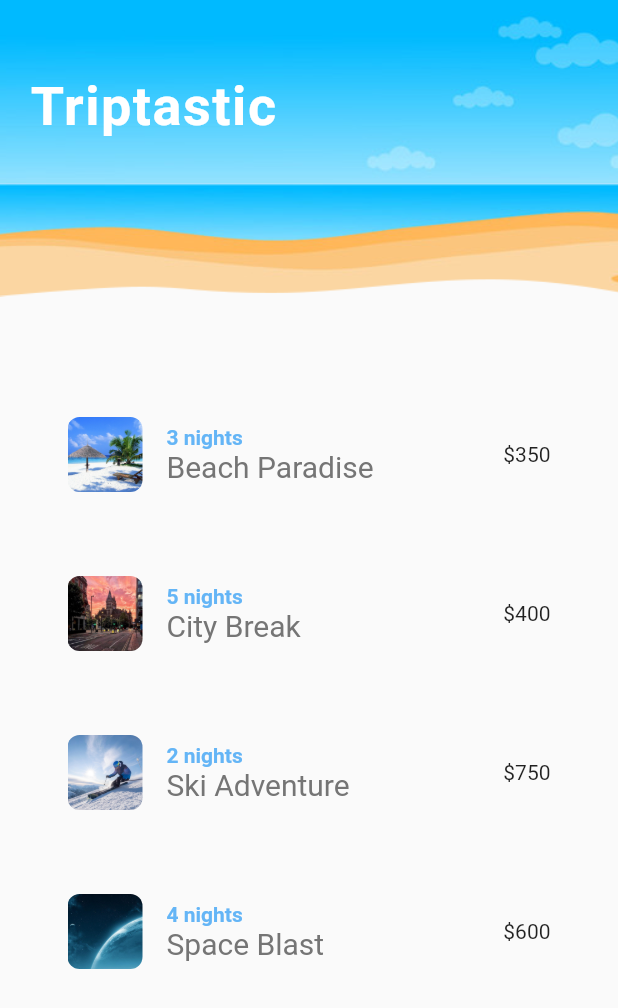
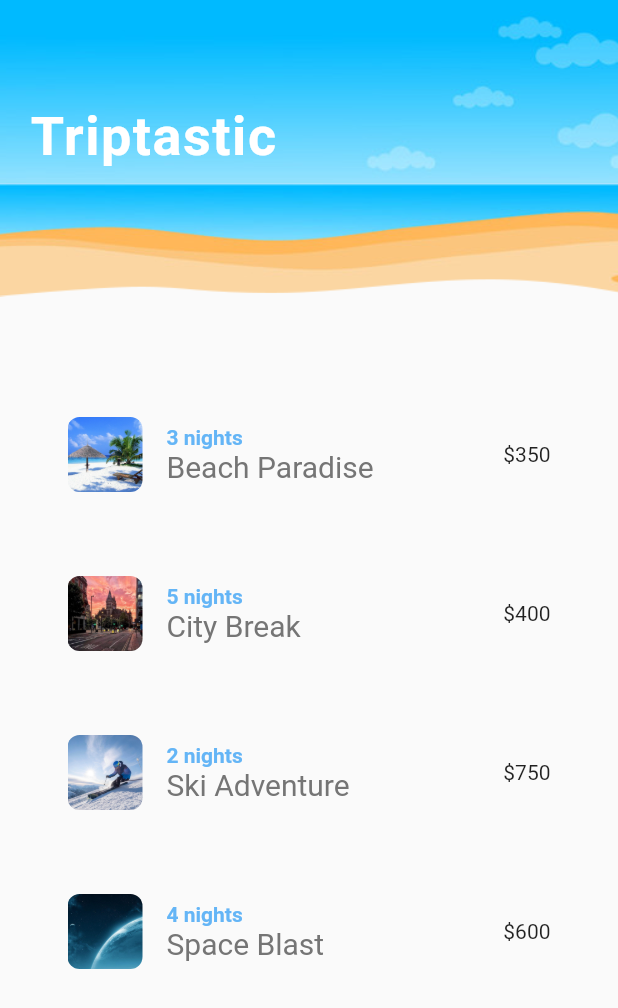
Before and after one commit to kevinjonathan30/triptastic, a Flutter app: the Home screen opened directly, on a phone screen of 412 x 824 dp. Shown: the top 1008 px of the screen. Run offline on Flutter 3.47's test engine with Material 2 defaults, Android fonts, the phone set to English and light mode, and no system bars; missing offline and left inert: lipsum.

Commit message:
trimmed images' file size, added animation on the title, removed sandbox

```diff
--- a/lib/main.dart
+++ b/lib/main.dart
@@ -1,6 +1,5 @@
 import 'package:flutter/material.dart';
 import 'package:triptastic/screens/home.dart';
-import 'package:triptastic/screens/sandbox.dart';
 
 void main() {
   runApp(MyApp());
@@ -13,7 +12,7 @@ class MyApp extends StatelessWidget {
     return MaterialApp(
       debugShowCheckedModeBanner: false,
       title: 'Triptastic',
-      home: Sandbox(),
+      home: Home(),
     );
   }
 }
--- a/lib/shared/screenTitle.dart
+++ b/lib/shared/screenTitle.dart
@@ -7,13 +7,26 @@ class ScreenTitle extends StatelessWidget {
 
   @override
   Widget build(BuildContext context) {
-    return Text(
+    return TweenAnimationBuilder(
+          child: Text(
         text,
         style: TextStyle(
             fontSize: 36,
             color: Colors.white,
             fontWeight: FontWeight.bold,
             letterSpacing: 1.0),
+      ),
+      tween: Tween<double>(begin: 0, end: 1),
+      duration: Duration(seconds: 1),
+      builder: (BuildContext context, double _val, Widget child) {
+        return Opacity(
+          opacity: _val,
+          child: Padding(
+            padding: EdgeInsets.only(top: _val * 20),
+            child: child,
+          ),
+        );
+      },
     );
   }
 }
```
Also changed, not shown: lib/screens/sandbox.dart (deleted, +0 -55 lines), images/beach.jpg, images/city.jpg, images/ski.jpg, images/space.jpg. Lines whose indentation alone changed are shown as unchanged.
